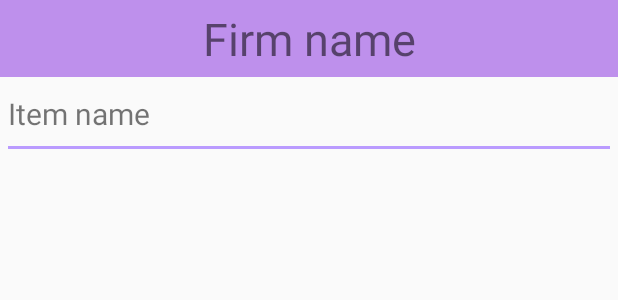
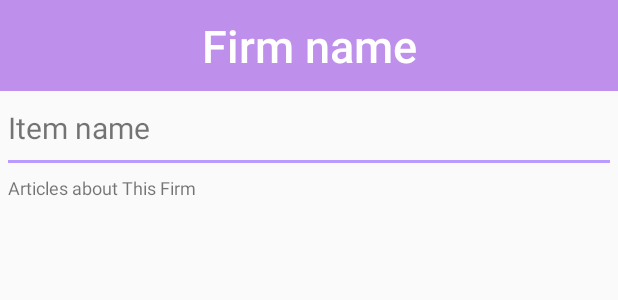
Before and after one commit to Haejoon0313/2020_Fall_Barcode_Reader, an Android app: the layout fragment_result.xml on its own in the app's theme, with its tools: preview values and no code run, on a phone screen of 412 x 824 dp. Shown: the top 300 px of the screen. Run offline under Robolectric (Android 15) with nearby library versions, the light colour scheme and no system bars.

Commit message:
Change Minor Design / Language Change into English

```diff
--- a/app/src/main/java/com/example/barcodereader/http/ServerConnection.java
+++ b/app/src/main/java/com/example/barcodereader/http/ServerConnection.java
@@ -99,7 +99,7 @@ public class ServerConnection {
 
             bundle = new Bundle();
             bundle.putString("firmName", jsonObject.getString("companyname"));
-            bundle.putString("itemName", "제품명: "+jsonObject.getString("itemname"));
+            bundle.putString("itemName", "Product: "+jsonObject.getString("itemname"));
 
             JSONArray newsJsonArray = jsonObject.getJSONArray("news");
             JSONObject newsJsonObject;
--- a/app/src/main/res/layout/fragment_result.xml
+++ b/app/src/main/res/layout/fragment_result.xml
@@ -15,10 +15,14 @@
         android:layout_width="match_parent"
         android:layout_height="wrap_content"
         android:background="#BE90EC"
-        android:paddingTop="5dp"
-        android:paddingBottom="5dp"
+        android:fontFamily="sans-serif-medium"
+        android:outlineAmbientShadowColor="#000000"
+        android:outlineProvider="bounds"
+        android:paddingTop="10dp"
+        android:paddingBottom="10dp"
         android:text="@string/firm_name"
         android:textAlignment="center"
+        android:textColor="#FFFFFF"
         android:textSize="30sp" />
 
     <ScrollView
@@ -44,6 +48,15 @@
                 android:layout_width="match_parent"
                 android:layout_height="2dp"
                 android:background="@color/colorPrimaryDark" />
+
+            <TextView
+                android:id="@+id/news_header"
+                android:layout_width="match_parent"
+                android:layout_height="wrap_content"
+                android:paddingTop="8dp"
+                android:paddingBottom="16dp"
+                android:text="Articles about This Firm"
+                android:textSize="12sp" />
 
             <TextView
                 android:id="@+id/news_title0"
```
